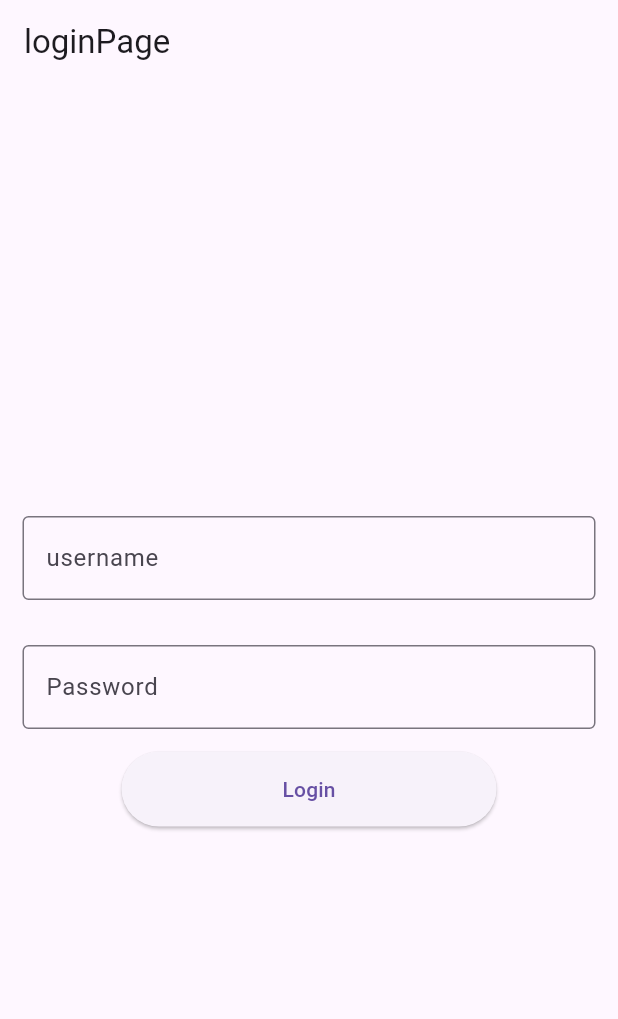
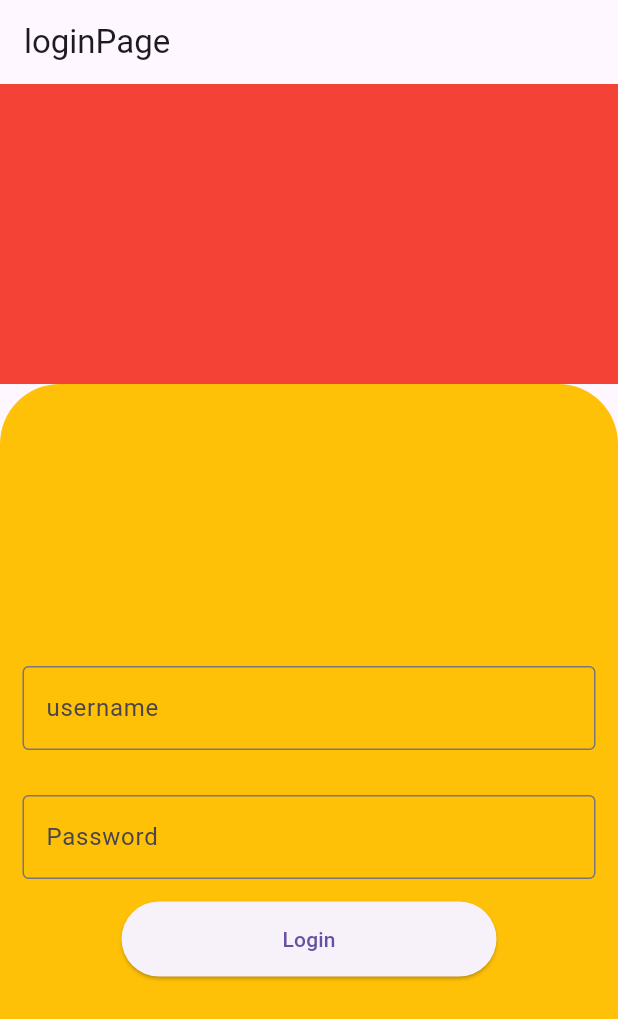
Before and after one commit to paololaudicina/login_flow_prova, a Flutter app: the screen it shows after launch, on a phone screen of 412 x 824 dp. Shown: the top 1019 px of the screen. Run offline on Flutter 3.47's test engine with Material 3 defaults, Android fonts, the phone set to English and light mode, and no system bars; our stand-ins replace shared_preferences.

Commit message:
decoration logi in

```diff
--- a/lib/screens/login.dart
+++ b/lib/screens/login.dart
@@ -1,6 +1,8 @@
 
 import 'package:ex_3/screens/datipersonali.dart';
 import 'package:ex_3/services/Impact.dart';
+import 'package:flutter/cupertino.dart';
+import 'package:flutter/widgets.dart';
 import 'package:shared_preferences/shared_preferences.dart';
 import 'home.dart';
 import 'package:flutter/material.dart';
@@ -26,7 +28,23 @@ class _LoginPageState extends State<LoginPage> {
             appBar: AppBar(
               title:const Text('loginPage')
             ),
-            body: Form(
+            body: Column(
+              children: [
+                Container(
+                  height: 200,
+                  color: Colors.red,),
+
+              Expanded(
+
+                child: Container(
+                  decoration: BoxDecoration(
+                color: Colors.amber,
+                borderRadius: BorderRadius.only(
+                    topRight: Radius.circular(40.0),
+                    topLeft: Radius.circular(40.0),
+                )),
+
+                  child: Form(
                     key: _formKey,
                     child: Center(
                       child: Column(
@@ -115,6 +133,12 @@ class _LoginPageState extends State<LoginPage> {
                       ),
                               ),
                   ),
+                ),
+              ),
+
+              ]
+
+            ),
           );
   }
 }
```
Lines whose indentation alone changed are shown as unchanged.
